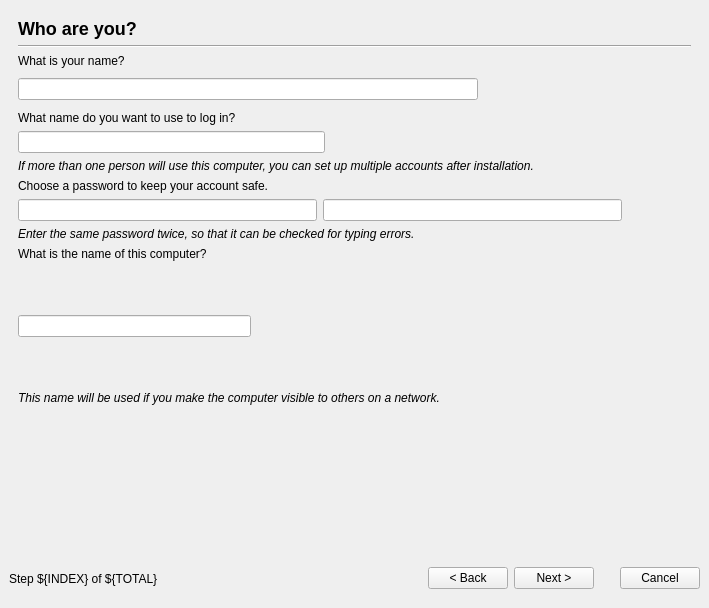
chenhan1218/ubiquity, file ubiquity/frontend/liveinstaller.ui: the form before one commit.
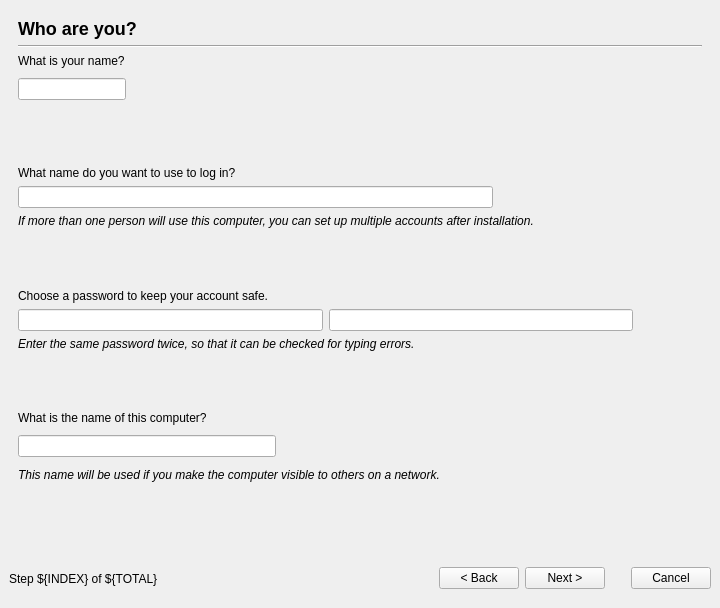
The form after the commit. The open tabs and pages were chosen to show the change. Icons and pictures are not drawn.

Commit message: some layout fixes port qtparted_crashed

Patch:
```diff
--- a/ubiquity/frontend/liveinstaller.ui
+++ b/ubiquity/frontend/liveinstaller.ui
@@ -614,7 +614,162 @@
        <property name="spacing" >
         <number>6</number>
        </property>
-       <item row="11" column="0" colspan="7" >
+       <item row="4" column="0" >
+        <spacer>
+         <property name="orientation" >
+          <enum>Qt::Vertical</enum>
+         </property>
+         <property name="sizeHint" >
+          <size>
+           <width>671</width>
+           <height>40</height>
+          </size>
+         </property>
+        </spacer>
+       </item>
+       <item row="3" column="0" colspan="2" >
+        <layout class="QHBoxLayout" >
+         <property name="margin" >
+          <number>0</number>
+         </property>
+         <property name="spacing" >
+          <number>6</number>
+         </property>
+         <item>
+          <widget class="QLineEdit" name="fullname" >
+           <property name="sizePolicy" >
+            <sizepolicy>
+             <hsizetype>0</hsizetype>
+             <vsizetype>0</vsizetype>
+             <horstretch>1</horstretch>
+             <verstretch>0</verstretch>
+            </sizepolicy>
+           </property>
+          </widget>
+         </item>
+         <item>
+          <widget class="QLabel" name="fullname_error_image" >
+           <property name="sizePolicy" >
+            <sizepolicy>
+             <hsizetype>0</hsizetype>
+             <vsizetype>0</vsizetype>
+             <horstretch>0</horstretch>
+             <verstretch>0</verstretch>
+            </sizepolicy>
+           </property>
+           <property name="pixmap" >
+            <pixmap/>
+           </property>
+           <property name="scaledContents" >
+            <bool>true</bool>
+           </property>
+           <property name="wordWrap" >
+            <bool>false</bool>
+           </property>
+          </widget>
+         </item>
+         <item>
+          <widget class="QLabel" name="fullname_error_reason" >
+           <property name="sizePolicy" >
+            <sizepolicy>
+             <hsizetype>0</hsizetype>
+             <vsizetype>5</vsizetype>
+             <horstretch>0</horstretch>
+             <verstretch>0</verstretch>
+            </sizepolicy>
+           </property>
+           <property name="text" >
+            <string/>
+           </property>
+           <property name="alignment" >
+            <set>Qt::AlignVCenter</set>
+           </property>
+           <property name="wordWrap" >
+            <bool>true</bool>
+           </property>
+          </widget>
+         </item>
+         <item>
+          <spacer>
+           <property name="orientation" >
+            <enum>Qt::Horizontal</enum>
+           </property>
+           <property name="sizeType" >
+            <enum>QSizePolicy::Expanding</enum>
+           </property>
+           <property name="sizeHint" >
+            <size>
+             <width>200</width>
+             <height>31</height>
+            </size>
+           </property>
+          </spacer>
+         </item>
+        </layout>
+       </item>
+       <item row="2" column="0" colspan="2" >
+        <widget class="QLabel" name="fullname_label" >
+         <property name="text" >
+          <string>What is your name?</string>
+         </property>
+         <property name="wordWrap" >
+          <bool>false</bool>
+         </property>
+        </widget>
+       </item>
+       <item row="0" column="0" colspan="2" >
+        <widget class="QLabel" name="userinfo_heading_label" >
+         <property name="sizePolicy" >
+          <sizepolicy>
+           <hsizetype>5</hsizetype>
+           <vsizetype>5</vsizetype>
+           <horstretch>1</horstretch>
+           <verstretch>0</verstretch>
+          </sizepolicy>
+         </property>
+         <property name="text" >
+          <string>&lt;h2>Who are you?&lt;/h2></string>
+         </property>
+         <property name="wordWrap" >
+          <bool>false</bool>
+         </property>
+        </widget>
+       </item>
+       <item row="1" column="0" colspan="2" >
+        <widget class="Line" name="line8" >
+         <property name="frameShape" >
+          <enum>QFrame::HLine</enum>
+         </property>
+         <property name="frameShadow" >
+          <enum>QFrame::Sunken</enum>
+         </property>
+         <property name="orientation" >
+          <enum>Qt::Horizontal</enum>
+         </property>
+        </widget>
+       </item>
+       <item row="12" column="1" >
+        <widget class="QLabel" name="password_error_image" >
+         <property name="sizePolicy" >
+          <sizepolicy>
+           <hsizetype>0</hsizetype>
+           <vsizetype>0</vsizetype>
+           <horstretch>0</horstretch>
+           <verstretch>0</verstretch>
+          </sizepolicy>
+         </property>
+         <property name="pixmap" >
+          <pixmap/>
+         </property>
+         <property name="scaledContents" >
+          <bool>true</bool>
+         </property>
+         <property name="wordWrap" >
+          <bool>false</bool>
+         </property>
+        </widget>
+       </item>
+       <item row="11" column="0" colspan="2" >
         <layout class="QGridLayout" >
          <property name="margin" >
           <number>0</number>
@@ -671,22 +826,6 @@
                </property>
               </widget>
              </item>
-             <item>
-              <spacer>
-               <property name="orientation" >
-                <enum>Qt::Vertical</enum>
-               </property>
-               <property name="sizeType" >
-                <enum>QSizePolicy::Expanding</enum>
-               </property>
-               <property name="sizeHint" >
-                <size>
-                 <width>21</width>
-                 <height>16</height>
-                </size>
-               </property>
-              </spacer>
-             </item>
             </layout>
            </item>
            <item>
@@ -732,27 +871,99 @@
          </item>
         </layout>
        </item>
-       <item row="5" column="0" >
-        <widget class="QLabel" name="username_label" >
-         <property name="text" >
-          <string>What name do you want to use to log in?</string>
+       <item row="5" column="0" colspan="2" >
+        <layout class="QGridLayout" >
+         <property name="margin" >
+          <number>0</number>
          </property>
-         <property name="wordWrap" >
-          <bool>false</bool>
+         <property name="spacing" >
+          <number>6</number>
          </property>
-        </widget>
+         <item row="0" column="0" colspan="3" >
+          <widget class="QLabel" name="username_label" >
+           <property name="text" >
+            <string>What name do you want to use to log in?</string>
+           </property>
+           <property name="wordWrap" >
+            <bool>false</bool>
+           </property>
+          </widget>
+         </item>
+         <item row="1" column="0" >
+          <widget class="QLineEdit" name="username" >
+           <property name="sizePolicy" >
+            <sizepolicy>
+             <hsizetype>7</hsizetype>
+             <vsizetype>0</vsizetype>
+             <horstretch>1</horstretch>
+             <verstretch>0</verstretch>
+            </sizepolicy>
+           </property>
+          </widget>
+         </item>
+         <item row="1" column="1" >
+          <widget class="QLabel" name="username_error_image" >
+           <property name="sizePolicy" >
+            <sizepolicy>
+             <hsizetype>0</hsizetype>
+             <vsizetype>0</vsizetype>
+             <horstretch>0</horstretch>
+             <verstretch>0</verstretch>
+            </sizepolicy>
+           </property>
+           <property name="pixmap" >
+            <pixmap/>
+           </property>
+           <property name="scaledContents" >
+            <bool>true</bool>
+           </property>
+           <property name="wordWrap" >
+            <bool>false</bool>
+           </property>
+          </widget>
+         </item>
+         <item row="1" column="2" >
+          <spacer>
+           <property name="orientation" >
+            <enum>Qt::Horizontal</enum>
+           </property>
+           <property name="sizeType" >
+            <enum>QSizePolicy::Expanding</enum>
+           </property>
+           <property name="sizeHint" >
+            <size>
+             <width>190</width>
+             <height>20</height>
+            </size>
+           </property>
+          </spacer>
+         </item>
+         <item row="2" column="0" colspan="3" >
+          <widget class="QLabel" name="username_extra_label" >
+           <property name="text" >
+            <string>&lt;i>If more than one person will use this computer, you can set up multiple accounts after installation.&lt;/i></string>
+           </property>
+           <property name="wordWrap" >
+            <bool>false</bool>
+           </property>
+          </widget>
+         </item>
+        </layout>
        </item>
-       <item row="10" column="0" colspan="5" >
-        <widget class="QLabel" name="hostname_label" >
-         <property name="text" >
-          <string>What is the name of this computer?</string>
+       <item row="6" column="0" colspan="2" >
+        <spacer>
+         <property name="orientation" >
+          <enum>Qt::Vertical</enum>
          </property>
-         <property name="wordWrap" >
-          <bool>false</bool>
+         <property name="sizeHint" >
+          <size>
+           <width>661</width>
+           <height>40</height>
+          </size>
          </property>
-        </widget>
+        </spacer>
        </item>
-       <item row="8" column="0" colspan="2" >
+       <item row="7" column="0" >
         <widget class="QLabel" name="password_label" >
          <property name="text" >
           <string>Choose a password to keep your account safe.</string>
@@ -762,17 +973,7 @@
          </property>
         </widget>
        </item>
-       <item row="2" column="0" colspan="7" >
-        <widget class="QLabel" name="fullname_label" >
-         <property name="text" >
-          <string>What is your name?</string>
-         </property>
-         <property name="wordWrap" >
-          <bool>false</bool>
-         </property>
-        </widget>
-       </item>
-       <item row="9" column="0" colspan="7" >
+       <item row="8" column="0" colspan="2" >
         <layout class="QGridLayout" >
          <property name="margin" >
           <number>0</number>
@@ -851,223 +1052,17 @@
          </item>
         </layout>
        </item>
-       <item rowspan="2" row="6" column="0" >
-        <layout class="QGridLayout" >
-         <property name="margin" >
-          <number>0</number>
-         </property>
-         <property name="spacing" >
-          <number>6</number>
-         </property>
-         <item row="0" column="0" >
-          <widget class="QLineEdit" name="username" >
-           <property name="sizePolicy" >
-            <sizepolicy>
-             <hsizetype>7</hsizetype>
-             <vsizetype>0</vsizetype>
-             <horstretch>1</horstretch>
-             <verstretch>0</verstretch>
-            </sizepolicy>
-           </property>
-          </widget>
-         </item>
-         <item row="0" column="1" >
-          <widget class="QLabel" name="username_error_image" >
-           <property name="sizePolicy" >
-            <sizepolicy>
-             <hsizetype>0</hsizetype>
-             <vsizetype>0</vsizetype>
-             <horstretch>0</horstretch>
-             <verstretch>0</verstretch>
-            </sizepolicy>
-           </property>
-           <property name="pixmap" >
-            <pixmap/>
-           </property>
-           <property name="scaledContents" >
-            <bool>true</bool>
-           </property>
-           <property name="wordWrap" >
-            <bool>false</bool>
-           </property>
-          </widget>
-         </item>
-         <item row="0" column="2" >
-          <spacer>
-           <property name="orientation" >
-            <enum>Qt::Horizontal</enum>
-           </property>
-           <property name="sizeType" >
-            <enum>QSizePolicy::Expanding</enum>
-           </property>
-           <property name="sizeHint" >
-            <size>
-             <width>190</width>
-             <height>20</height>
-            </size>
-           </property>
-          </spacer>
-         </item>
-         <item row="1" column="0" colspan="3" >
-          <widget class="QLabel" name="username_extra_label" >
-           <property name="text" >
-            <string>&lt;i>If more than one person will use this computer, you can set up multiple accounts after installation.&lt;/i></string>
-           </property>
-           <property name="wordWrap" >
-            <bool>false</bool>
-           </property>
-          </widget>
-         </item>
-        </layout>
-       </item>
-       <item rowspan="2" row="3" column="0" colspan="7" >
-        <layout class="QHBoxLayout" >
-         <property name="margin" >
-          <number>0</number>
-         </property>
-         <property name="spacing" >
-          <number>6</number>
-         </property>
-         <item>
-          <widget class="QLineEdit" name="fullname" >
-           <property name="sizePolicy" >
-            <sizepolicy>
-             <hsizetype>7</hsizetype>
-             <vsizetype>0</vsizetype>
-             <horstretch>1</horstretch>
-             <verstretch>0</verstretch>
-            </sizepolicy>
-           </property>
-          </widget>
-         </item>
-         <item>
-          <layout class="QVBoxLayout" >
-           <property name="margin" >
-            <number>0</number>
-           </property>
-           <property name="spacing" >
-            <number>6</number>
-           </property>
-           <item>
-            <widget class="QLabel" name="fullname_error_image" >
-             <property name="sizePolicy" >
-              <sizepolicy>
-               <hsizetype>0</hsizetype>
-               <vsizetype>0</vsizetype>
-               <horstretch>0</horstretch>
-               <verstretch>0</verstretch>
-              </sizepolicy>
-             </property>
-             <property name="pixmap" >
-              <pixmap/>
-             </property>
-             <property name="scaledContents" >
-              <bool>true</bool>
-             </property>
-             <property name="wordWrap" >
-              <bool>false</bool>
-             </property>
-            </widget>
-           </item>
-          </layout>
-         </item>
-         <item>
-          <spacer>
-           <property name="orientation" >
-            <enum>Qt::Horizontal</enum>
-           </property>
-           <property name="sizeType" >
-            <enum>QSizePolicy::Expanding</enum>
-           </property>
-           <property name="sizeHint" >
-            <size>
-             <width>200</width>
-             <height>31</height>
-            </size>
-           </property>
-          </spacer>
-         </item>
-        </layout>
-       </item>
-       <item rowspan="3" row="4" column="1" colspan="2" >
-        <widget class="QLabel" name="fullname_error_reason" >
+       <item row="10" column="0" >
+        <widget class="QLabel" name="hostname_label" >
          <property name="text" >
-          <string/>
+          <string>What is the name of this computer?</string>
          </property>
-         <property name="alignment" >
-          <set>Qt::AlignVCenter</set>
-         </property>
          <property name="wordWrap" >
-          <bool>true</bool>
-         </property>
-        </widget>
-       </item>
-       <item rowspan="2" row="7" column="2" colspan="2" >
-        <widget class="QLabel" name="username_error_reason" >
-         <property name="text" >
-          <string/>
-         </property>
-         <property name="alignment" >
-          <set>Qt::AlignVCenter</set>
-         </property>
-         <property name="wordWrap" >
-          <bool>true</bool>
-         </property>
-        </widget>
-       </item>
-       <item row="10" column="5" >
-        <widget class="QLabel" name="password_error_image" >
-         <property name="sizePolicy" >
-          <sizepolicy>
-           <hsizetype>0</hsizetype>
-           <vsizetype>0</vsizetype>
-           <horstretch>0</horstretch>
-           <verstretch>0</verstretch>
-          </sizepolicy>
-         </property>
-         <property name="pixmap" >
-          <pixmap/>
-         </property>
-         <property name="scaledContents" >
-          <bool>true</bool>
-         </property>
-         <property name="wordWrap" >
           <bool>false</bool>
          </property>
         </widget>
        </item>
-       <item row="1" column="0" colspan="7" >
-        <widget class="Line" name="line8" >
-         <property name="frameShape" >
-          <enum>QFrame::HLine</enum>
-         </property>
-         <property name="frameShadow" >
-          <enum>QFrame::Sunken</enum>
-         </property>
-         <property name="orientation" >
-          <enum>Qt::Horizontal</enum>
-         </property>
-        </widget>
-       </item>
-       <item row="0" column="0" colspan="7" >
-        <widget class="QLabel" name="userinfo_heading_label" >
-         <property name="sizePolicy" >
-          <sizepolicy>
-           <hsizetype>5</hsizetype>
-           <vsizetype>5</vsizetype>
-           <horstretch>1</horstretch>
-           <verstretch>0</verstretch>
-          </sizepolicy>
-         </property>
-         <property name="text" >
-          <string>&lt;h2>Who are you?&lt;/h2></string>
-         </property>
-         <property name="wordWrap" >
-          <bool>false</bool>
-         </property>
-        </widget>
-       </item>
-       <item row="12" column="0" colspan="7" >
+       <item row="12" column="0" >
         <spacer>
          <property name="orientation" >
           <enum>Qt::Vertical</enum>
@@ -1077,13 +1072,45 @@
          </property>
          <property name="sizeHint" >
           <size>
-           <width>41</width>
-           <height>20</height>
+           <width>600</width>
+           <height>40</height>
+          </size>
+         </property>
+        </spacer>
+       </item>
+       <item row="9" column="0" colspan="2" >
+        <spacer>
+         <property name="orientation" >
+          <enum>Qt::Vertical</enum>
+         </property>
+         <property name="sizeHint" >
+          <size>
+           <width>661</width>
+           <height>40</height>
           </size>
          </property>
         </spacer>
        </item>
       </layout>
+      <widget class="QLabel" name="username_error_reason" >
+       <property name="geometry" >
+        <rect>
+         <x>637</x>
+         <y>255</y>
+         <width>20</width>
+         <height>16</height>
+        </rect>
+       </property>
+       <property name="text" >
+        <string/>
+       </property>
+       <property name="alignment" >
+        <set>Qt::AlignVCenter</set>
+       </property>
+       <property name="wordWrap" >
+        <bool>true</bool>
+       </property>
+      </widget>
      </widget>
      <widget class="QWidget" name="stepPartAuto" >
       <layout class="QGridLayout" >
```
Left out of the diff: 20 changed lines with no effect on the pictures. The commit also changes 1 other file.
